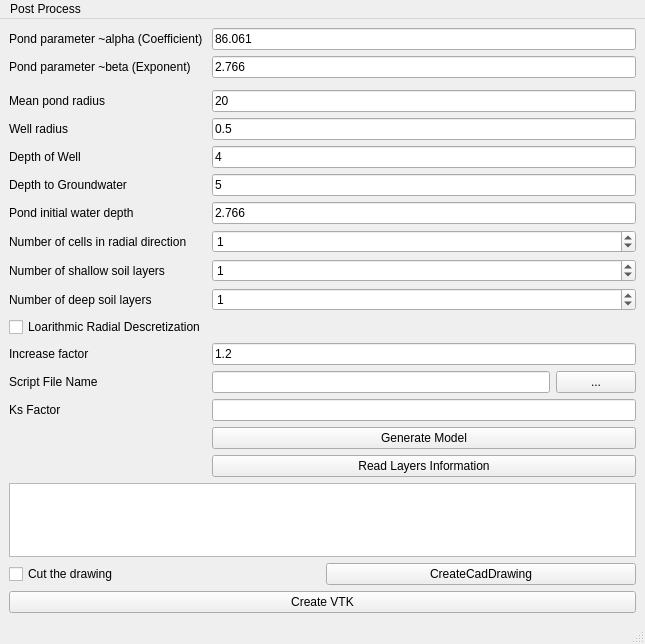
Above: mainwindow.ui from ArashMassoudieh/DryWellScriptGenerator before the change. Below: the same form after it.
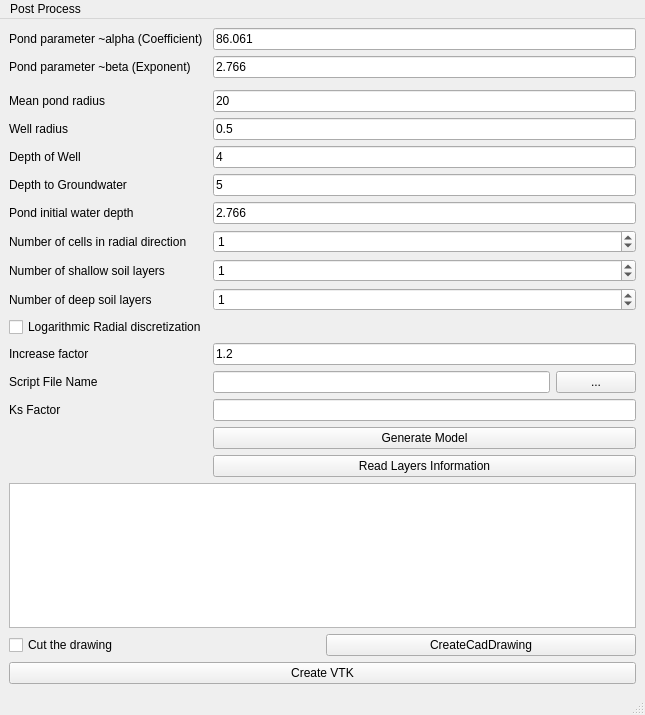
That is the form after the change.

```diff
--- a/mainwindow.ui
+++ b/mainwindow.ui
@@ -7,7 +7,7 @@
     <x>0</x>
     <y>0</y>
     <width>645</width>
-    <height>644</height>
+    <height>715</height>
    </rect>
   </property>
   <property name="windowTitle">
@@ -211,7 +211,7 @@
       <item row="12" column="0">
        <widget class="QCheckBox" name="Logarithmic_Radial_Disc">
         <property name="text">
-         <string>Loarithmic Radial Descretization</string>
+         <string>Logarithmic Radial discretization</string>
         </property>
        </widget>
       </item>
```
